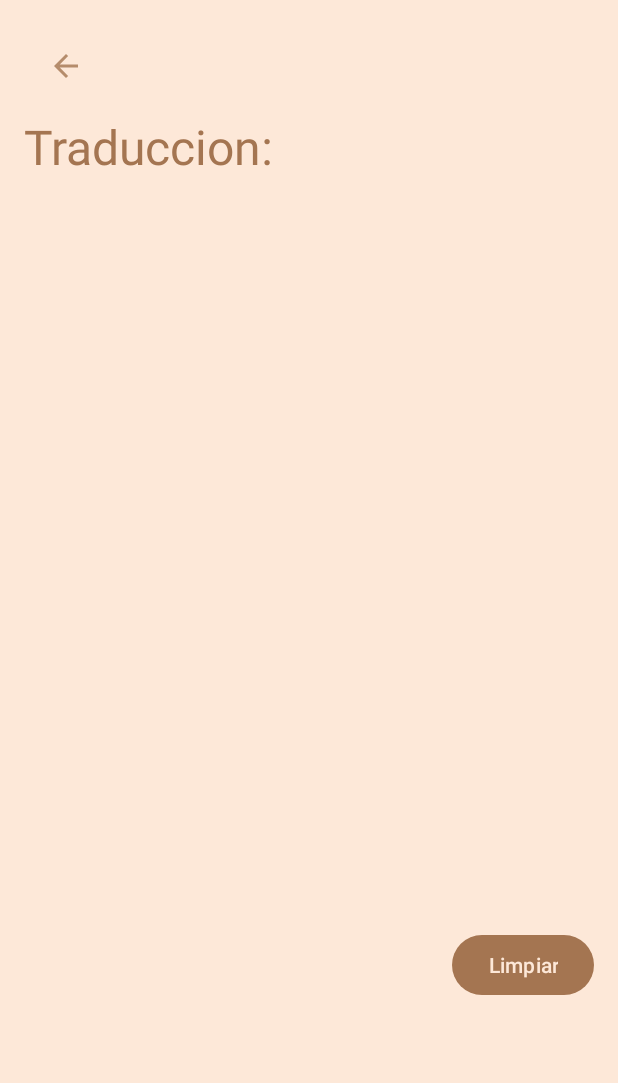
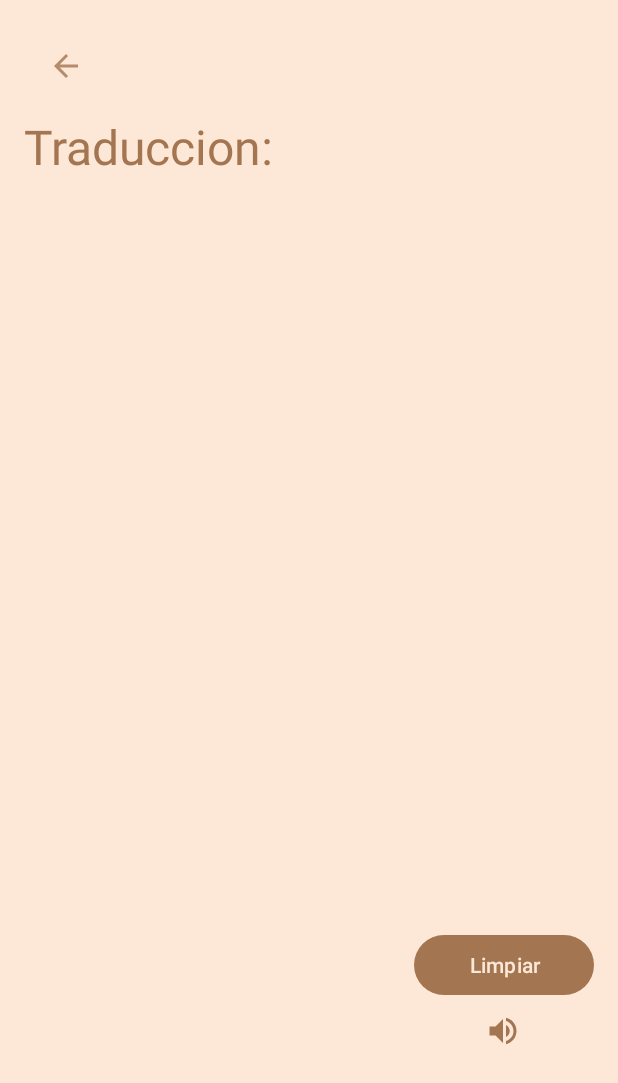
Before and after one commit to JoacoVarela/TRSapp, an Android app: the OnlyTranslateActivity screen opened directly, with no data from a screen before it, on a phone screen of 412 x 824 dp. Shown: the top 1083 px of the screen. Run offline under Robolectric (Android 15) with nearby library versions, the light colour scheme and no system bars; our stand-ins replace Firebase (no records; nobody signed in at launch, a user with empty details on screens opened directly).

Commit message:
audio en espejo

```diff
--- a/app/src/main/java/com/example/TRSapp/OnlyTranslateActivity.java
+++ b/app/src/main/java/com/example/TRSapp/OnlyTranslateActivity.java
@@ -3,7 +3,9 @@ package com.example.TRSapp;
 
 import android.content.Intent;
 import android.os.Bundle;
+import android.speech.tts.TextToSpeech;
 import android.util.Log;
+import android.view.View;
 import android.widget.Button;
 import android.widget.EditText;
 import android.widget.ImageButton;
@@ -19,12 +21,16 @@ import com.google.firebase.database.DatabaseReference;
 import com.google.firebase.database.FirebaseDatabase;
 import com.google.firebase.database.ValueEventListener;
 
+import java.util.Locale;
+
 public class OnlyTranslateActivity extends AppCompatActivity {
 
     private TextView translatedTextView;
     private DatabaseReference myRef;
     private ImageButton backButton;
     private Button cleanText;
+    private TextToSpeech textToSpeech;
+    private ImageButton speakButton;
 
     @Override
     protected void onCreate(Bundle savedInstanceState) {
@@ -34,6 +40,31 @@ public class OnlyTranslateActivity extends AppCompatActivity {
         translatedTextView = findViewById(R.id.translatedTextView); // Asegúrate de que el ID coincida con el de tu layout
         backButton = findViewById(R.id.backButton);
         cleanText = findViewById(R.id.cleanButton);
+        speakButton = findViewById(R.id.speakButton);
+
+        textToSpeech = new TextToSpeech(this, new TextToSpeech.OnInitListener() {
+            @Override
+            public void onInit(int status) {
+                if (status == TextToSpeech.SUCCESS) {
+                    int result = textToSpeech.setLanguage(new Locale("es", "ES"));
+                    if (result == TextToSpeech.LANG_MISSING_DATA || result == TextToSpeech.LANG_NOT_SUPPORTED) {
+                        Log.e("TTS", "Language not supported");
+                    } else {
+                        speakButton.setEnabled(true);
+                    }
+                } else {
+                    Log.e("TTS", "Initialization failed");
+                }
+            }
+        });
+
+        speakButton.setOnClickListener(new View.OnClickListener() {
+            @Override
+            public void onClick(View v) {
+                String text = translatedTextView.getText().toString();
+                textToSpeech.speak(text, TextToSpeech.QUEUE_FLUSH, null, null);
+            }
+        });
 
         // Inicializa Firebase
         FirebaseApp.initializeApp(this);
@@ -76,4 +107,11 @@ public class OnlyTranslateActivity extends AppCompatActivity {
             }
         });
     }
+    protected void onDestroy() {
+        super.onDestroy();
+        if (textToSpeech != null) {
+            textToSpeech.stop();
+            textToSpeech.shutdown();
+        }
+    }
 }
--- a/app/src/main/res/layout/activity_only_translate.xml
+++ b/app/src/main/res/layout/activity_only_translate.xml
@@ -45,10 +45,21 @@
 
     <Button
         android:id="@+id/cleanButton"
-        android:layout_width="wrap_content"
+        android:layout_width="120dp"
         android:layout_height="wrap_content"
         android:text="Limpiar"
         android:textColor="@color/primaryapp"
         android:layout_gravity="end"/>
 
+    <ImageButton
+        android:id="@+id/speakButton"
+        android:layout_width="105dp"
+        android:layout_height="wrap_content"
+        android:layout_gravity="end|center"
+        android:layout_marginEnd="8dp"
+        android:layout_marginTop="8dp"
+        android:background="@android:color/transparent"
+        android:src="@drawable/baseline_volume_up_24"
+        android:textAlignment="center" />
+
 </LinearLayout>
--- a/app/src/main/res/layout/home.xml
+++ b/app/src/main/res/layout/home.xml
@@ -50,6 +50,8 @@
             />
 
     </LinearLayout>
+
+
 
     <ImageView
         android:layout_width="203dp"
```
